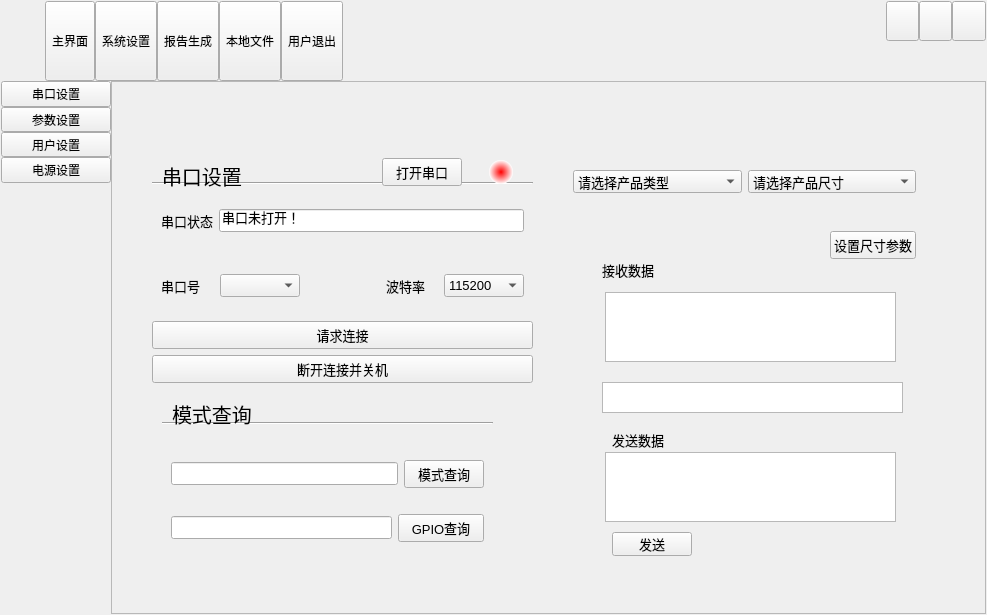
Before: the Qt Designer form uidemo08/form/frmmain.ui in ZeYu1391774324/BX-MagnetDetectorProject, drawn with Qt 5.
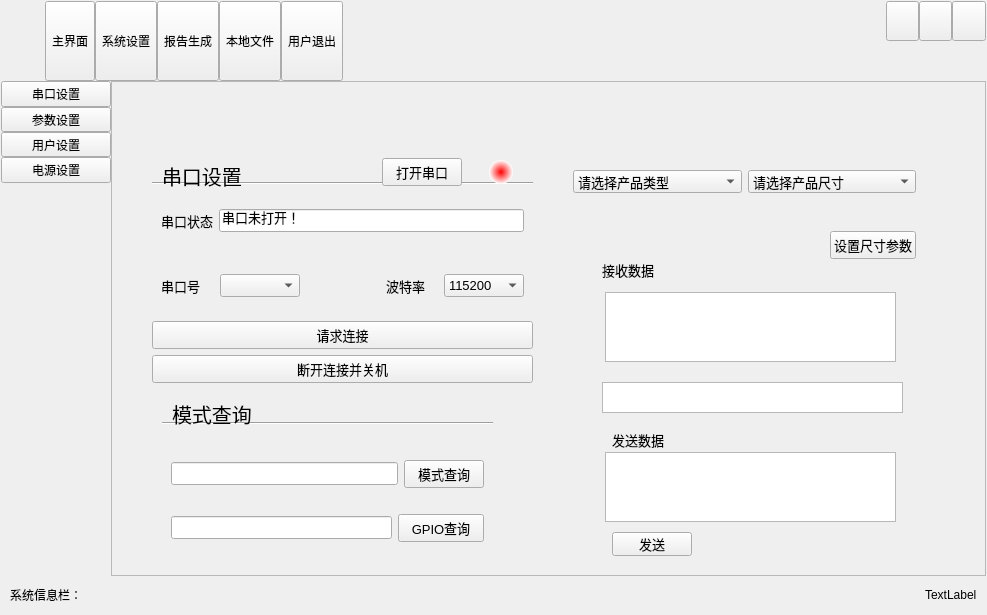
After: the same form once the commit is applied. Icons and pictures are not drawn.

```diff
--- a/uidemo08/form/frmmain.ui
+++ b/uidemo08/form/frmmain.ui
@@ -2544,6 +2544,39 @@
      </widget>
     </widget>
    </item>
+   <item>
+    <widget class="QWidget" name="widget_16" native="true">
+     <layout class="QHBoxLayout" name="horizontalLayout_17">
+      <item>
+       <widget class="QLabel" name="label_47">
+        <property name="text">
+         <string>系统信息栏：</string>
+        </property>
+       </widget>
+      </item>
+      <item>
+       <spacer name="horizontalSpacer_4">
+        <property name="orientation">
+         <enum>Qt::Horizontal</enum>
+        </property>
+        <property name="sizeHint" stdset="0">
+         <size>
+          <width>40</width>
+          <height>20</height>
+         </size>
+        </property>
+       </spacer>
+      </item>
+      <item>
+       <widget class="QLabel" name="sysInfoLabel">
+        <property name="text">
+         <string>TextLabel</string>
+        </property>
+       </widget>
+      </item>
+     </layout>
+    </widget>
+   </item>
   </layout>
  </widget>
  <resources>
```
Left out of the diff: 17 changed lines with no effect on the pictures.
